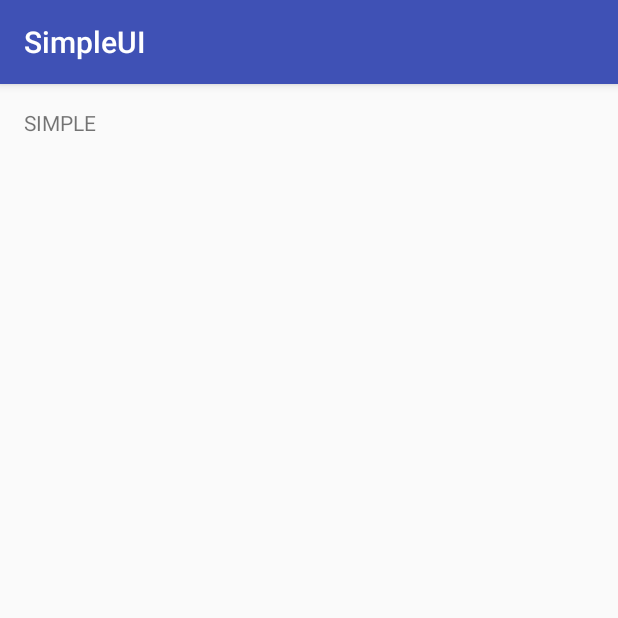
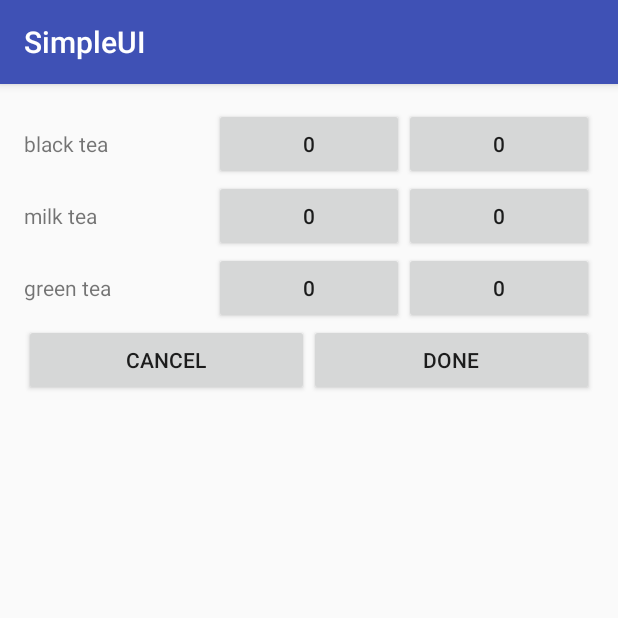
Before and after one commit to jruffian/NTUProject, an Android app: the screen it shows after launch (DrinkMenuActivity), after a tap on "MENU", on a phone screen of 412 x 824 dp, the top half of it. Run offline under Robolectric (Android 15) with nearby library versions, the phone set to English and light mode, and no system bars.

Commit message:
share data with two activity

```diff
--- a/SimpleUI/app/src/main/java/tw/idv/crystalfish/simpleui/DrinkMenuActivity.java
+++ b/SimpleUI/app/src/main/java/tw/idv/crystalfish/simpleui/DrinkMenuActivity.java
@@ -1,7 +1,10 @@
 package tw.idv.crystalfish.simpleui;
 
+import android.content.Intent;
 import android.support.v7.app.AppCompatActivity;
 import android.os.Bundle;
+import android.view.View;
+import android.widget.Button;
 
 public class DrinkMenuActivity extends AppCompatActivity {
 
@@ -10,4 +13,24 @@ public class DrinkMenuActivity extends AppCompatActivity {
         super.onCreate(savedInstanceState);
         setContentView(R.layout.activity_drink_menu);
     }
+
+    public void add(View view)
+    {
+        Button button = (Button)view;
+        int number = Integer.parseInt(button.getText().toString());
+        number++;
+        button.setText(String.valueOf(number));
+    }
+
+    public void done(View view)
+    {
+        Intent data = new Intent();
+        data.putExtra("result", "old order");
+        setResult(RESULT_OK, data);
+        finish();
+    }
+    public void cancel(View view)
+    {
+        finish();
+    }
 }
--- a/SimpleUI/app/src/main/java/tw/idv/crystalfish/simpleui/MainActivity.java
+++ b/SimpleUI/app/src/main/java/tw/idv/crystalfish/simpleui/MainActivity.java
@@ -18,6 +18,8 @@ import android.widget.TextView;
 import android.widget.Toast;
 
 public class MainActivity extends AppCompatActivity {
+
+    private static final int REQUEST_CODE_MENU_ACITVITY = 0;
 
     Button button1;
     TextView textView;
@@ -120,6 +122,18 @@ public class MainActivity extends AppCompatActivity {
     {
         Intent intent = new Intent();
         intent.setClass(this, DrinkMenuActivity.class);
-        startActivity(intent);
+//        startActivity(intent);
+        startActivityForResult(intent, REQUEST_CODE_MENU_ACITVITY);
+    }
+
+    @Override
+    protected void onActivityResult(int requestCode, int resultCode, Intent data) {
+        super.onActivityResult(requestCode, resultCode, data);
+
+        if (requestCode == REQUEST_CODE_MENU_ACITVITY)
+        {
+            if (resultCode == RESULT_OK)
+                textView.setText(data.getStringExtra("result"));
+        }
     }
 }
--- a/SimpleUI/app/src/main/res/layout/activity_drink_menu.xml
+++ b/SimpleUI/app/src/main/res/layout/activity_drink_menu.xml
@@ -9,12 +9,130 @@
     android:paddingTop="@dimen/activity_vertical_margin"
     tools:context="tw.idv.crystalfish.simpleui.DrinkMenuActivity">
 
-    <TextView
-        android:layout_width="wrap_content"
-        android:layout_height="wrap_content"
-        android:text="SIMPLE"
-        android:id="@+id/textView2"
+    <LinearLayout
+        android:orientation="vertical"
+        android:layout_width="match_parent"
+        android:layout_height="match_parent"
+        android:weightSum="1"
         android:layout_alignParentTop="true"
         android:layout_alignParentLeft="true"
-        android:layout_alignParentStart="true" />
+        android:layout_alignParentStart="true">
+
+        <LinearLayout
+            android:orientation="horizontal"
+            android:layout_width="match_parent"
+            android:layout_height="wrap_content"
+            android:layout_gravity="center_horizontal">
+
+            <TextView
+                android:layout_width="0dp"
+                android:layout_height="wrap_content"
+                android:text="black tea"
+                android:id="@+id/textView2"
+                android:layout_weight="1" />
+
+            <Button
+                android:layout_width="0dp"
+                android:layout_height="wrap_content"
+                android:text="0"
+                android:id="@+id/button2"
+                android:layout_weight="1"
+                android:onClick="add" />
+
+            <Button
+                android:layout_width="0dp"
+                android:layout_height="wrap_content"
+                android:text="0"
+                android:id="@+id/button3"
+                android:layout_weight="1"
+                android:onClick="add" />
+
+        </LinearLayout>
+
+        <LinearLayout
+            android:orientation="horizontal"
+            android:layout_width="match_parent"
+            android:layout_height="wrap_content"
+            android:layout_gravity="center_horizontal" >
+
+            <TextView
+                android:layout_width="0dp"
+                android:layout_height="wrap_content"
+                android:text="milk tea"
+                android:id="@+id/textView3"
+                android:layout_weight="1"
+                android:onClick="add" />
+
+            <Button
+                android:layout_width="0dp"
+                android:layout_height="wrap_content"
+                android:text="0"
+                android:id="@+id/button4"
+                android:layout_weight="1"
+                android:onClick="add" />
+
+            <Button
+                android:layout_width="0dp"
+                android:layout_height="wrap_content"
+                android:text="0"
+                android:id="@+id/button5"
+                android:layout_weight="1"
+                android:onClick="add" />
+
+        </LinearLayout>
+
+        <LinearLayout
+            android:orientation="horizontal"
+            android:layout_width="match_parent"
+            android:layout_height="wrap_content"
+            android:layout_gravity="center_horizontal" >
+
+            <TextView
+                android:layout_width="0dp"
+                android:layout_height="wrap_content"
+                android:text="green tea"
+                android:id="@+id/textView4"
+                android:layout_weight="1" />
+
+            <Button
+                android:layout_width="0dp"
+                android:layout_height="wrap_content"
+                android:text="0"
+                android:id="@+id/button6"
+                android:layout_weight="1"
+                android:onClick="add" />
+
+            <Button
+                android:layout_width="0dp"
+                android:layout_height="wrap_content"
+                android:text="0"
+                android:id="@+id/button7"
+                android:layout_weight="1"
+                android:onClick="add" />
+
+        </LinearLayout>
+
+        <LinearLayout
+            android:orientation="horizontal"
+            android:layout_width="match_parent"
+            android:layout_height="match_parent">
+
+            <Button
+                android:layout_width="0dp"
+                android:layout_height="wrap_content"
+                android:text="cancel"
+                android:id="@+id/button8"
+                android:layout_weight="1"
+                android:onClick="cancel" />
+
+            <Button
+                android:layout_width="0dp"
+                android:layout_height="wrap_content"
+                android:text="done"
+                android:id="@+id/button9"
+                android:layout_weight="1"
+                android:onClick="done" />
+        </LinearLayout>
+
+    </LinearLayout>
 </RelativeLayout>
```
